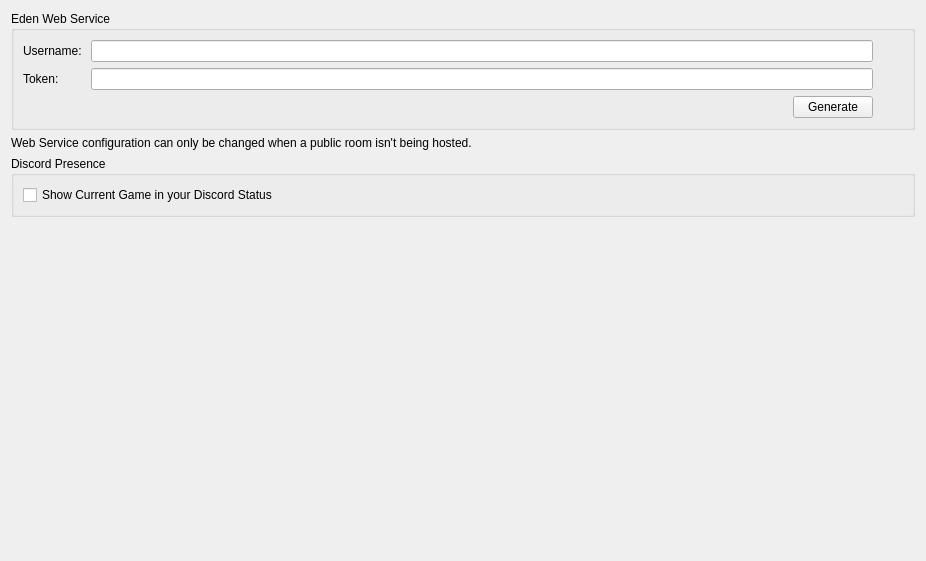
The window that src/yuzu/configuration/configure_web.ui (tezzio/droplet-emu) describes before a commit, drawn with Qt 5.
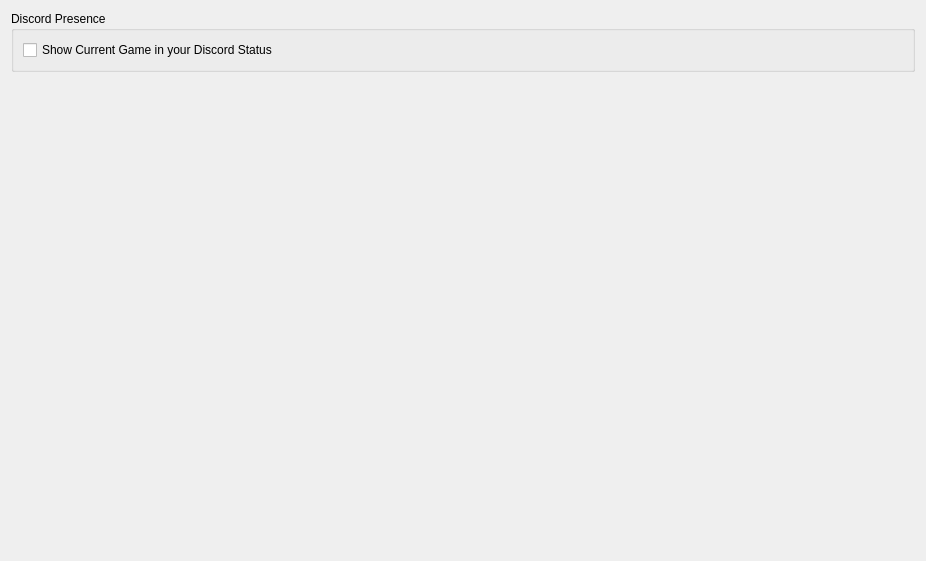
The same window after the commit.

```diff
--- a/src/yuzu/configuration/configure_web.ui
+++ b/src/yuzu/configuration/configure_web.ui
@@ -17,125 +17,6 @@
    <string>Web</string>
   </property>
   <layout class="QVBoxLayout" name="verticalLayout">
-   <item>
-    <layout class="QVBoxLayout" name="verticalLayout_3">
-     <item>
-      <widget class="QGroupBox" name="groupBoxWebConfig">
-       <property name="title">
-        <string>Eden Web Service</string>
-       </property>
-       <layout class="QVBoxLayout" name="verticalLayoutYuzuWebService">
-        <item>
-         <layout class="QGridLayout" name="gridLayoutYuzuUsername">
-          <item row="1" column="0">
-           <widget class="QLabel" name="label_token">
-            <property name="text">
-             <string>Token: </string>
-            </property>
-           </widget>
-          </item>
-          <item row="0" column="0">
-           <widget class="QLabel" name="label_username">
-            <property name="sizePolicy">
-             <sizepolicy hsizetype="Fixed" vsizetype="Preferred">
-              <horstretch>0</horstretch>
-              <verstretch>0</verstretch>
-             </sizepolicy>
-            </property>
-            <property name="text">
-             <string>Username: </string>
-            </property>
-           </widget>
-          </item>
-          <item row="0" column="1" colspan="4">
-           <widget class="QLineEdit" name="edit_username">
-            <property name="maxLength">
-             <number>20</number>
-            </property>
-            <property name="echoMode">
-             <enum>QLineEdit::EchoMode::Normal</enum>
-            </property>
-           </widget>
-          </item>
-          <item row="1" column="5">
-           <widget class="QLabel" name="label_token_verified">
-            <property name="sizePolicy">
-             <sizepolicy hsizetype="Fixed" vsizetype="Preferred">
-              <horstretch>0</horstretch>
-              <verstretch>0</verstretch>
-             </sizepolicy>
-            </property>
-            <property name="minimumSize">
-             <size>
-              <width>24</width>
-              <height>0</height>
-             </size>
-            </property>
-           </widget>
-          </item>
-          <item row="1" column="1" colspan="4">
-           <widget class="QLineEdit" name="edit_token">
-            <property name="inputMethodHints">
-             <set>Qt::InputMethodHint::ImhLowercaseOnly</set>
-            </property>
-            <property name="maxLength">
-             <number>80</number>
-            </property>
-            <property name="echoMode">
-             <enum>QLineEdit::EchoMode::Normal</enum>
-            </property>
-           </widget>
-          </item>
-          <item row="0" column="5">
-           <widget class="QLabel" name="label_username_verified">
-            <property name="text">
-             <string/>
-            </property>
-           </widget>
-          </item>
-          <item row="2" column="4">
-           <widget class="QPushButton" name="button_generate">
-            <property name="sizePolicy">
-             <sizepolicy hsizetype="Fixed" vsizetype="Fixed">
-              <horstretch>0</horstretch>
-              <verstretch>0</verstretch>
-             </sizepolicy>
-            </property>
-            <property name="text">
-             <string>Generate</string>
-            </property>
-           </widget>
-          </item>
-          <item row="2" column="1" colspan="3">
-           <spacer name="horizontalSpacer">
-            <property name="orientation">
-             <enum>Qt::Orientation::Horizontal</enum>
-            </property>
-            <property name="sizeHint" stdset="0">
-             <size>
-              <width>40</width>
-              <height>20</height>
-             </size>
-            </property>
-           </spacer>
-          </item>
-         </layout>
-        </item>
-       </layout>
-      </widget>
-     </item>
-     <item>
-      <widget class="QLabel" name="label_disable_info">
-       <property name="text">
-        <string>Web Service configuration can only be changed when a public room isn't being hosted.</string>
-       </property>
-       <property name="wordWrap">
-        <bool>true</bool>
-       </property>
-      </widget>
-     </item>
-    </layout>
-   </item>
    <item>
     <widget class="QGroupBox" name="discord_group">
      <property name="title">
```
